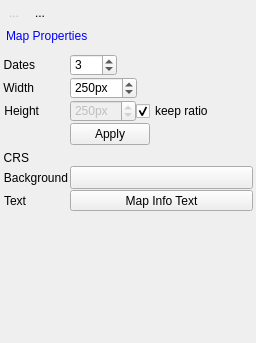
This is eotimeseriesviewer/ui/mapviewdock.ui in jakimowb/eo-time-series-viewer as Qt 5 draws it before an edit. The edited form follows.
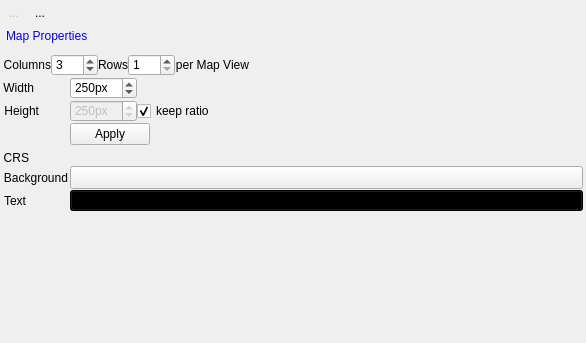
This is the edited form. Icons and pictures are not drawn. Custom widgets are drawn as their Qt base class.

Commit message: MapView canvases can be ordered in multiple rows

Diff of the .ui file:
```diff
--- a/eotimeseriesviewer/ui/mapviewdock.ui
+++ b/eotimeseriesviewer/ui/mapviewdock.ui
@@ -6,7 +6,7 @@
    <rect>
     <x>0</x>
     <y>0</y>
-    <width>256</width>
+    <width>586</width>
     <height>343</height>
    </rect>
   </property>
@@ -133,8 +133,8 @@
         <rect>
          <x>0</x>
          <y>0</y>
-         <width>252</width>
-         <height>261</height>
+         <width>582</width>
+         <height>248</height>
         </rect>
        </property>
        <property name="minimumSize">
@@ -172,7 +172,7 @@
         <property name="bottomMargin">
          <number>20</number>
         </property>
-        <item row="2" column="0">
+        <item row="3" column="0">
          <widget class="QLabel" name="label_8">
           <property name="text">
            <string>Width</string>
@@ -185,7 +185,7 @@
           </property>
          </widget>
         </item>
-        <item row="2" column="1">
+        <item row="3" column="1">
          <layout class="QHBoxLayout" name="horizontalLayout">
           <property name="bottomMargin">
            <number>0</number>
@@ -248,7 +248,7 @@
           </item>
          </layout>
         </item>
-        <item row="9" column="0">
+        <item row="10" column="0">
          <widget class="QLabel" name="label_6">
           <property name="text">
            <string>Height</string>
@@ -261,7 +261,7 @@
           </property>
          </widget>
         </item>
-        <item row="9" column="1">
+        <item row="10" column="1">
          <layout class="QHBoxLayout" name="horizontalLayout_2">
           <property name="bottomMargin">
            <number>0</number>
@@ -340,7 +340,7 @@
           </item>
          </layout>
         </item>
-        <item row="17" column="0">
+        <item row="18" column="0">
          <widget class="QLabel" name="label_16">
           <property name="enabled">
            <bool>true</bool>
@@ -353,7 +353,7 @@
           </property>
          </widget>
         </item>
-        <item row="17" column="1">
+        <item row="18" column="1">
          <widget class="QgsProjectionSelectionWidget" name="btnCrs">
           <property name="sizePolicy">
            <sizepolicy hsizetype="Preferred" vsizetype="Fixed">
@@ -372,7 +372,7 @@
           </property>
          </widget>
         </item>
-        <item row="18" column="0">
+        <item row="19" column="0">
          <widget class="QLabel" name="label_15">
           <property name="enabled">
            <bool>true</bool>
@@ -385,7 +385,7 @@
           </property>
          </widget>
         </item>
-        <item row="18" column="1">
+        <item row="19" column="1">
          <widget class="QgsColorButton" name="btnMapCanvasColor">
           <property name="sizePolicy">
            <sizepolicy hsizetype="Preferred" vsizetype="Preferred">
@@ -426,7 +426,7 @@
           </property>
          </widget>
         </item>
-        <item row="19" column="0">
+        <item row="20" column="0">
          <widget class="QLabel" name="label_17">
           <property name="enabled">
            <bool>true</bool>
@@ -439,7 +439,7 @@
           </property>
          </widget>
         </item>
-        <item row="19" column="1">
+        <item row="20" column="1">
          <widget class="QgsFontButton" name="btnTextFormat">
           <property name="sizePolicy">
            <sizepolicy hsizetype="Preferred" vsizetype="Preferred">
@@ -453,6 +453,9 @@
             <height>16777215</height>
            </size>
           </property>
+          <property name="styleSheet">
+           <string notr="true">background-color: rgb(0, 0, 0);</string>
+          </property>
           <property name="text">
            <string>Map Info Text</string>
           </property>
@@ -464,86 +467,7 @@
           </property>
          </widget>
         </item>
-        <item row="1" column="1">
-         <layout class="QHBoxLayout" name="horizontalLayout_3">
-          <property name="topMargin">
-           <number>0</number>
-          </property>
-          <item>
-           <widget class="QSpinBox" name="sbMpMV">
-            <property name="sizePolicy">
-             <sizepolicy hsizetype="Preferred" vsizetype="Preferred">
-              <horstretch>0</horstretch>
-              <verstretch>0</verstretch>
-             </sizepolicy>
-            </property>
-            <property name="minimumSize">
-             <size>
-              <width>0</width>
-              <height>0</height>
-             </size>
-            </property>
-            <property name="maximumSize">
-             <size>
-              <width>16777215</width>
-              <height>16777215</height>
-             </size>
-            </property>
-            <property name="toolTip">
-             <string>Max. length of an image chip on screen.</string>
-            </property>
-            <property name="specialValueText">
-             <string/>
-            </property>
-            <property name="suffix">
-             <string/>
-            </property>
-            <property name="minimum">
-             <number>0</number>
-            </property>
-            <property name="maximum">
-             <number>100</number>
-            </property>
-            <property name="singleStep">
-             <number>1</number>
-            </property>
-            <property name="value">
-             <number>3</number>
-            </property>
-           </widget>
-          </item>
-          <item>
-           <spacer name="horizontalSpacer_3">
-            <property name="orientation">
-             <enum>Qt::Horizontal</enum>
-            </property>
-            <property name="sizeHint" stdset="0">
-             <size>
-              <width>40</width>
-              <height>20</height>
-             </size>
-            </property>
-           </spacer>
-          </item>
-         </layout>
-        </item>
-        <item row="1" column="0">
-         <widget class="QLabel" name="label_10">
-          <property name="toolTip">
-           <string>Number of observation dates or maps per map view</string>
-          </property>
-          <property name="text">
-           <string>Dates</string>
-          </property>
-          <property name="alignment">
-           <set>Qt::AlignRight|Qt::AlignTrailing|Qt::AlignVCenter</set>
-          </property>
-          <property name="buddy">
-           <cstring>spinBoxMapSizeY</cstring>
-          </property>
-         </widget>
-        </item>
-        <item row="14" column="1">
+        <item row="15" column="1">
          <layout class="QHBoxLayout" name="horizontalLayout_6">
           <property name="bottomMargin">
            <number>5</number>
@@ -582,6 +506,160 @@
           </item>
          </layout>
         </item>
+        <item row="1" column="0" colspan="2">
+         <layout class="QHBoxLayout" name="horizontalLayout_3">
+          <property name="topMargin">
+           <number>0</number>
+          </property>
+          <item>
+           <widget class="QLabel" name="label_10">
+            <property name="toolTip">
+             <string>Number of maps per map view row</string>
+            </property>
+            <property name="text">
+             <string>Columns</string>
+            </property>
+            <property name="alignment">
+             <set>Qt::AlignRight|Qt::AlignTrailing|Qt::AlignVCenter</set>
+            </property>
+            <property name="buddy">
+             <cstring>spinBoxMapSizeY</cstring>
+            </property>
+           </widget>
+          </item>
+          <item>
+           <widget class="QSpinBox" name="sbMapViewColumns">
+            <property name="sizePolicy">
+             <sizepolicy hsizetype="Preferred" vsizetype="Preferred">
+              <horstretch>0</horstretch>
+              <verstretch>0</verstretch>
+             </sizepolicy>
+            </property>
+            <property name="minimumSize">
+             <size>
+              <width>0</width>
+              <height>0</height>
+             </size>
+            </property>
+            <property name="maximumSize">
+             <size>
+              <width>16777215</width>
+              <height>16777215</height>
+             </size>
+            </property>
+            <property name="toolTip">
+             <string>Number of maps per map view row</string>
+            </property>
+            <property name="specialValueText">
+             <string/>
+            </property>
+            <property name="suffix">
+             <string/>
+            </property>
+            <property name="minimum">
+             <number>0</number>
+            </property>
+            <property name="maximum">
+             <number>100</number>
+            </property>
+            <property name="singleStep">
+             <number>1</number>
+            </property>
+            <property name="value">
+             <number>3</number>
+            </property>
+           </widget>
+          </item>
+          <item>
+           <widget class="QLabel" name="label_11">
+            <property name="toolTip">
+             <string>Number of rows per map view</string>
+            </property>
+            <property name="text">
+             <string>Rows</string>
+            </property>
+            <property name="alignment">
+             <set>Qt::AlignRight|Qt::AlignTrailing|Qt::AlignVCenter</set>
+            </property>
+            <property name="buddy">
+             <cstring>spinBoxMapSizeY</cstring>
+            </property>
+           </widget>
+          </item>
+          <item>
+           <widget class="QSpinBox" name="sbMapViewRows">
+            <property name="sizePolicy">
+             <sizepolicy hsizetype="Preferred" vsizetype="Preferred">
+              <horstretch>0</horstretch>
+              <verstretch>0</verstretch>
+             </sizepolicy>
+            </property>
+            <property name="minimumSize">
+             <size>
+              <width>0</width>
+              <height>0</height>
+             </size>
+            </property>
+            <property name="maximumSize">
+             <size>
+              <width>16777215</width>
+              <height>16777215</height>
+             </size>
+            </property>
+            <property name="toolTip">
+             <string>Number of rows per map view.</string>
+            </property>
+            <property name="specialValueText">
+             <string/>
+            </property>
+            <property name="suffix">
+             <string/>
+            </property>
+            <property name="minimum">
+             <number>1</number>
+            </property>
+            <property name="maximum">
+             <number>100</number>
+            </property>
+            <property name="singleStep">
+             <number>1</number>
+            </property>
+            <property name="value">
+             <number>1</number>
+            </property>
+           </widget>
+          </item>
+          <item>
+           <widget class="QLabel" name="label_12">
+            <property name="toolTip">
+             <string>Number of rows per map view</string>
+            </property>
+            <property name="text">
+             <string>per Map View</string>
+            </property>
+            <property name="alignment">
+             <set>Qt::AlignRight|Qt::AlignTrailing|Qt::AlignVCenter</set>
+            </property>
+            <property name="buddy">
+             <cstring>spinBoxMapSizeY</cstring>
+            </property>
+           </widget>
+          </item>
+          <item>
+           <spacer name="horizontalSpacer_3">
+            <property name="orientation">
+             <enum>Qt::Horizontal</enum>
+            </property>
+            <property name="sizeHint" stdset="0">
+             <size>
+              <width>40</width>
+              <height>20</height>
+             </size>
+            </property>
+           </spacer>
+          </item>
+         </layout>
+        </item>
        </layout>
       </widget>
      </widget>
```
The commit also changes 5 other files.
